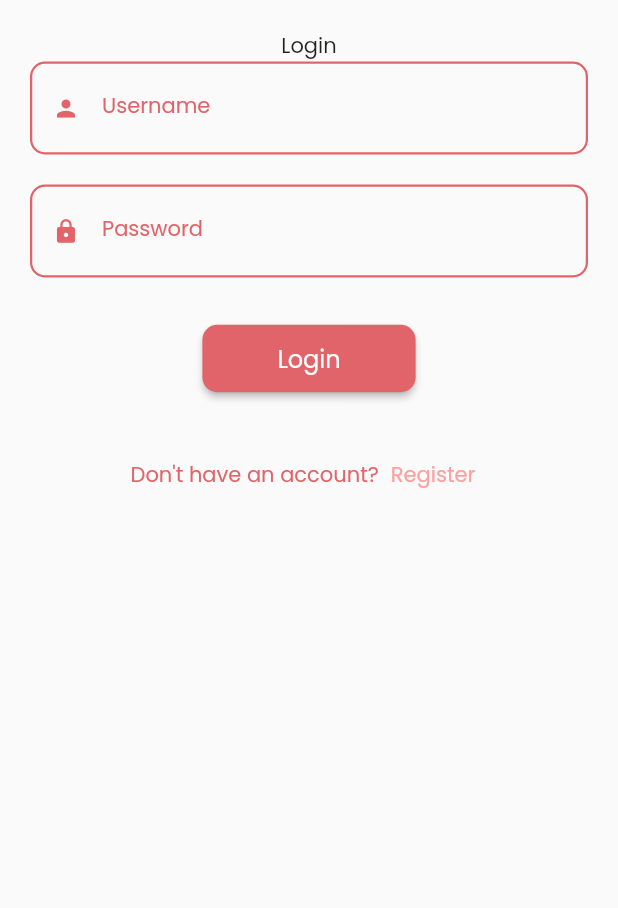
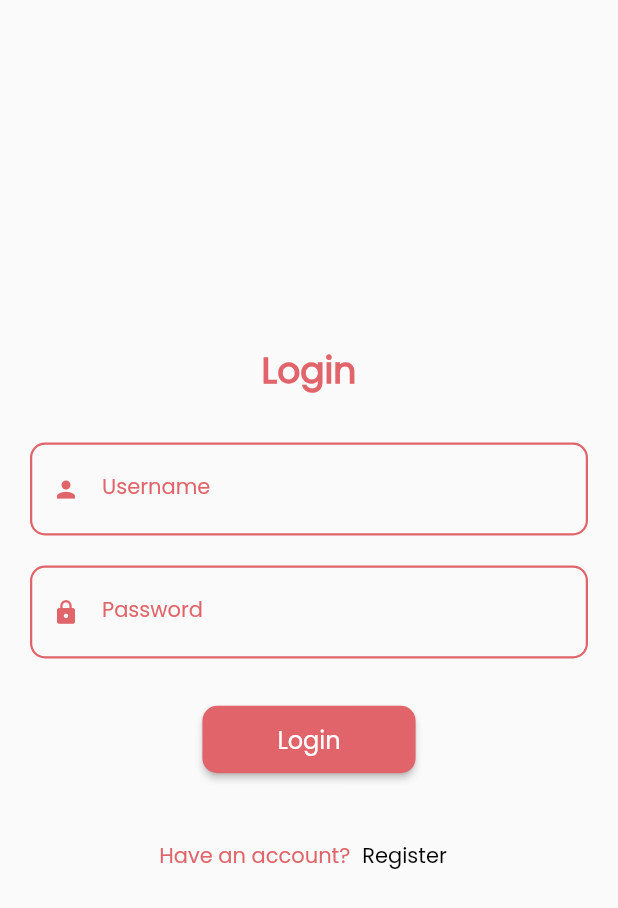
Before and after one commit to aaafrien/FinalProject_TPM, a Flutter app: the screen it shows after launch, after a tap on "Login", on a phone screen of 412 x 824 dp. Shown: the top 908 px of the screen. Run offline on Flutter 3.47's test engine with Material 2 defaults, Android fonts, the phone set to English and light mode, and no system bars; our stand-ins replace shared_preferences, sqflite; accounts and stored records are empty; network calls fail.

Commit message:
update lagii

```diff
--- a/lib/main.dart
+++ b/lib/main.dart
@@ -1,5 +1,5 @@
 import 'package:finalproject/components/palettes.dart';
-import 'package:finalproject/pages/register.dart';
+import 'package:finalproject/pages/login.dart';
 import 'package:flutter/material.dart';
 
 void main() {
@@ -18,7 +18,7 @@ class MyApp extends StatelessWidget {
         primarySwatch: Palette.mainColor,
         fontFamily: "Poppins",
       ),
-      home: RegisterPage(),
+      home: LoginPage(),
     );
   }
 }
--- a/lib/pages/login.dart
+++ b/lib/pages/login.dart
@@ -1,8 +1,6 @@
 import 'package:finalproject/components/navbar.dart';
 import 'package:finalproject/components/palettes.dart';
 import 'package:finalproject/data/user_database_helper.dart';
-import 'package:finalproject/pages/register.dart';
-import 'package:finalproject/routes/routes.dart';
 import 'package:flutter/material.dart';
 import 'package:shared_preferences/shared_preferences.dart';
 
@@ -21,12 +19,20 @@ class _LoginPageState extends State<LoginPage> {
   @override
   Widget build(BuildContext context) {
     return Scaffold(
-      body: SingleChildScrollView(
+      body: Padding(
         padding: EdgeInsets.all(20),
-        child: Center(
         child: Column(
+          crossAxisAlignment: CrossAxisAlignment.center,
+          mainAxisAlignment: MainAxisAlignment.center,
           children: [
-              Text("Login"),
+            Text(
+              "Login",
+              style: TextStyle(
+                  fontSize: 24,
+                  fontWeight: FontWeight.bold,
+                  color: Palette.mainColor),
+            ),
+            SizedBox(height: 30),
             _usernameField(),
             SizedBox(height: 20),
             _passwordField(),
@@ -46,8 +52,8 @@ class _LoginPageState extends State<LoginPage> {
                     pref.setString('username', listUser[0].username!);
                     pref.setInt('userId', listUser[0].id!);
                     ScaffoldMessenger.of(context).showSnackBar(snackbar);
-                      Navigator.pushReplacementNamed(
-                          context, RouteGenerator.navbar);
+                    Navigator.push(context,
+                        MaterialPageRoute(builder: (context) => Navbar()));
                   }
                 } catch (e) {
                   setState(() {
@@ -70,32 +76,19 @@ class _LoginPageState extends State<LoginPage> {
             Row(
               mainAxisAlignment: MainAxisAlignment.center,
               children: [
-                  Text(
-                    'Don\'t have an account?',
-                    style: TextStyle(
-                      color: Palette.mainColor,
-                      fontSize: 14.0,
-                    ),
-                  ),
+                Text('Have an account?',
+                    style: TextStyle(color: Palette.mainColor)),
                 TextButton(
                   onPressed: () {
-                      Navigator.pushReplacement(
-                          context,
-                          MaterialPageRoute(
-                              builder: (context) => RegisterPage()));
+                    Navigator.pushReplacement(context,
+                        MaterialPageRoute(builder: (context) => LoginPage()));
                   },
-                    child: Text(
-                      'Register',
-                      style: TextStyle(
-                        color: Color(0xffFEA1A1),
-                        fontSize: 14.0,
-                      ),
-                    ),
+                  child:
+                      Text('Register', style: TextStyle(color: Colors.black)),
                 )
               ],
             ),
           ],
-          ),
         ),
       ),
     );
```
Also changed, not shown: lib/data/db_helper.dart (deleted, +0 -67 lines), lib/pages/register.dart (+14 -16 lines), pubspec.lock. Lines whose indentation alone changed are shown as unchanged.
